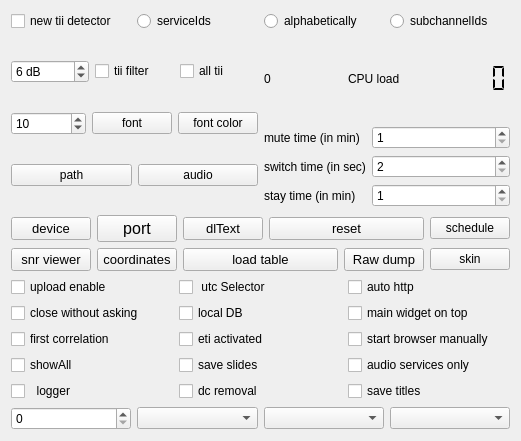
This is sources/main/forms-v7/config-helper.ui in JvanKatwijk/qt-dab as Qt 5 draws it before an edit. The edited form follows.
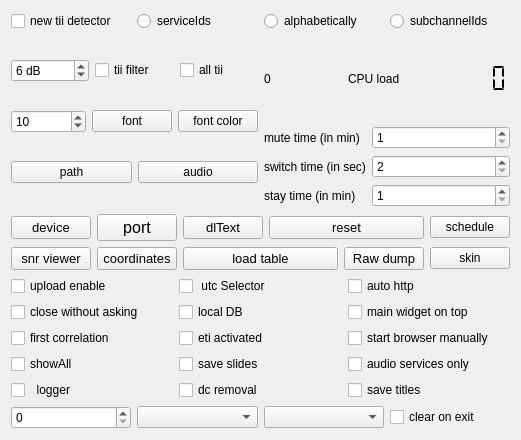
This is the edited form. Custom widgets are drawn as their Qt base class.

```diff
--- a/sources/main/forms-v7/config-helper.ui
+++ b/sources/main/forms-v7/config-helper.ui
@@ -7,7 +7,7 @@
     <x>0</x>
     <y>0</y>
     <width>521</width>
-    <height>441</height>
+    <height>440</height>
    </rect>
   </property>
   <property name="windowTitle">
@@ -636,9 +636,9 @@
       </widget>
      </item>
      <item>
-      <widget class="smallComboBox" name="deviceSelector">
-       <property name="toolTip">
-        <string>&lt;html&gt;&lt;head/&gt;&lt;body&gt;&lt;p&gt;Select a device.  Devices appearing in the list here are configured in the Qt-DAB software. Note that the DAB software tries to load the required device interface functions dynamically, so a device appearing in this list is not automatically supported, you need to have installed a device driver&lt;/p&gt;&lt;/body&gt;&lt;/html&gt;</string>
+      <widget class="QCheckBox" name="clearScanList_selector">
+       <property name="text">
+        <string>clear on exit</string>
        </property>
       </widget>
      </item>
```
